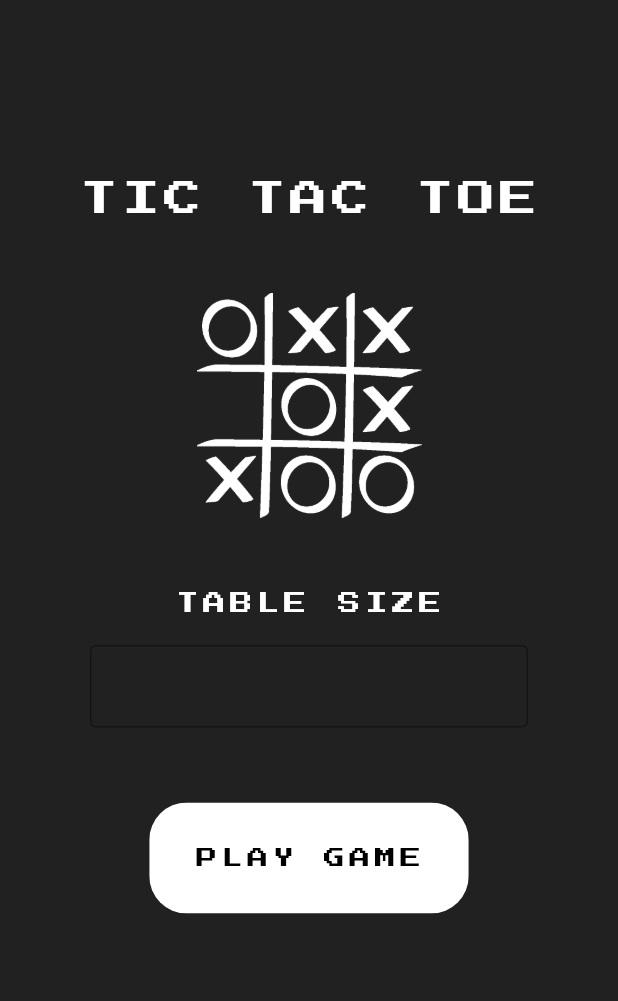
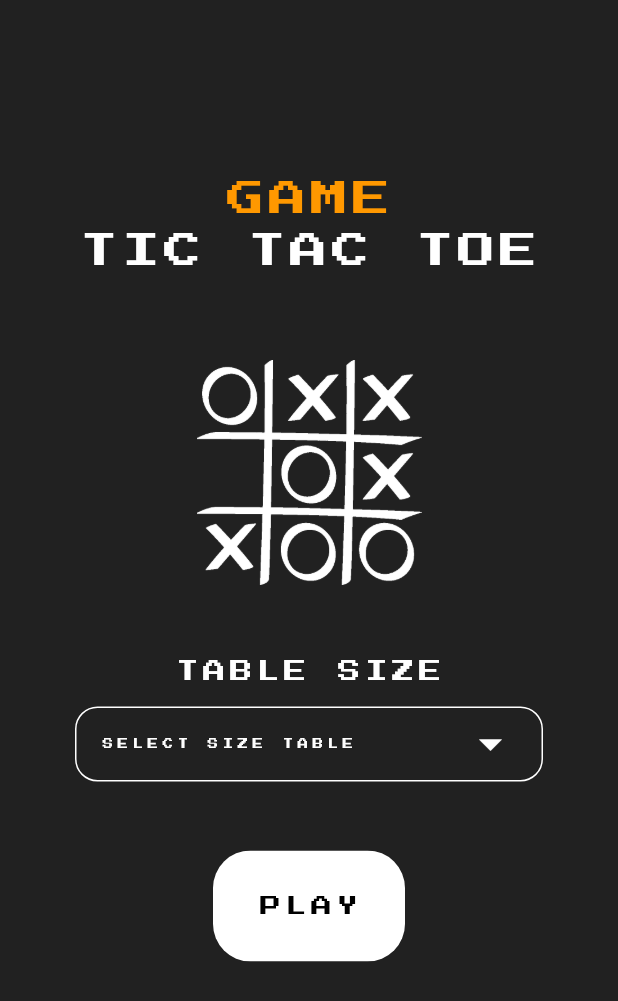
Before and after one commit to Tawan00/TicTac, a Flutter app: the screen it shows after launch, on a phone screen of 412 x 824 dp. Shown: the top 1001 px of the screen. Run offline on Flutter 3.47's test engine with Material 2 defaults, Android fonts, the phone set to English and light mode, and no system bars; our stand-ins replace google_fonts.

```diff
--- a/tictactoe/lib/main.dart
+++ b/tictactoe/lib/main.dart
@@ -26,12 +26,17 @@ class MyHomePage extends StatefulWidget {
 }
 
 class _MyHomePageState extends State<MyHomePage> {
+  int Selectvalue;
+  List<int> listItem = [3, 4, 5, 6, 7, 8];
   static var omyFont = GoogleFonts.pressStart2P(
       textStyle:
           TextStyle(color: Colors.black, letterSpacing: 3, fontSize: 12));
-  static var myFontWhite = GoogleFonts.pressStart2P(
+  static var FontWhite = GoogleFonts.pressStart2P(
       textStyle: TextStyle(color: Colors.white, letterSpacing: 3));
-  TextEditingController numsize = TextEditingController();
+  static var ogFont = GoogleFonts.pressStart2P(
+      textStyle:
+          TextStyle(color: Colors.orange, letterSpacing: 3, fontSize: 12));
+  TextEditingController tablesize = TextEditingController();
 
   @override
   Widget build(BuildContext context) {
@@ -47,8 +52,17 @@ class _MyHomePageState extends State<MyHomePage> {
                   padding: EdgeInsets.only(top: 120.0),
                   child: Container(
                     child: Text(
+                      'GAME',
+                      style: ogFont.copyWith(fontSize: 25.0),
+                    ),
+                  ),
+                ),
+                Padding(
+                  padding: EdgeInsets.all(10.0),
+                  child: Container(
+                    child: Text(
                       'TIC TAC TOE',
-                      style: myFontWhite.copyWith(fontSize: 25.0),
+                      style: FontWhite.copyWith(fontSize: 25.0),
                     ),
                   ),
                 ),
@@ -65,48 +79,70 @@ class _MyHomePageState extends State<MyHomePage> {
                   child: Container(
                     child: Text(
                       'TABLE SIZE',
-                      style: myFontWhite.copyWith(fontSize: 15.0),
+                      style: FontWhite.copyWith(fontSize: 15.0),
                     ),
                   ),
                 ),
                 Padding(
-                  padding: const EdgeInsets.all(10),
+                  padding: const EdgeInsets.only(
+                      top: 16.0, bottom: 16.0, right: 50, left: 50),
                   child: Container(
-                    padding:
-                        EdgeInsets.only(top: 10.0, left: 50.0, right: 50.0),
-                    child: TextField(
-                      style: myFontWhite.copyWith(fontSize: 15.0),
-                      controller: numsize,
-                      decoration: InputDecoration(
-                        border: OutlineInputBorder(),
-                        // labelText: '',
+                    padding: EdgeInsets.only(left: 16.0, right: 16.0),
+                    decoration: BoxDecoration(
+                        border: Border.all(color: Colors.white, width: 1),
+                        borderRadius: BorderRadius.circular(15)),
+                    child: DropdownButton(
+                      hint: Text('SELECT SIZE TABLE',
+                          style: FontWhite.copyWith(
+                              color: Colors.white, fontSize: 7.0)),
+                      dropdownColor: Colors.grey[600],
+                      icon: Icon(
+                        Icons.arrow_drop_down,
+                        color: Colors.white,
                       ),
+                      iconSize: 36,
+                      isExpanded: true,
+                      underline: SizedBox(),
+                      style: omyFont.copyWith(color: Colors.white),
+                      value: Selectvalue,
+                      onChanged: (newValue) {
+                        setState(() {
+                          Selectvalue = newValue;
+                          tablesize.text = newValue.toString();
+                        });
+                      },
+                      items: listItem.map((valueItem) {
+                        return DropdownMenuItem(
+                          value: valueItem,
+                          child: Text(valueItem.toString()),
+                        );
+                      }).toList(),
                     ),
                   ),
                 ),
                 GestureDetector(
                   onTap: () {
-                    if (numsize.text != "") {
+                    if (tablesize.text != "") {
                       Navigator.push(
                         context,
                         MaterialPageRoute(
                             builder: (context) =>
-                                Home(numsize: int.parse((numsize.text)))),
+                                Home(numsize: int.parse((tablesize.text)))),
                       );
-                    } else if (numsize.text == "") {
+                    } else if (tablesize.text == "") {
                       _InputDialog();
                     }
                   },
                   child: Padding(
-                    padding: EdgeInsets.only(top: 40.0, bottom: 30.0),
+                    padding: EdgeInsets.only(top: 30.0, bottom: 30.0),
                     child: ClipRRect(
                       borderRadius: BorderRadius.circular(25.0),
                       child: Container(
                         padding: EdgeInsets.all(30.0),
                         color: Colors.white,
                         child: Text(
-                          'PLAY GAME',
-                          style: myFontWhite.copyWith(color: Colors.black),
+                          'PLAY',
+                          style: FontWhite.copyWith(color: Colors.black),
                         ),
                       ),
                     ),
```
Also changed, not shown: tictactoe/lib/Home/Homepage.dart (+42 -17 lines), tictactoe/lib/Home/body.dart (added, +288 -0 lines).
